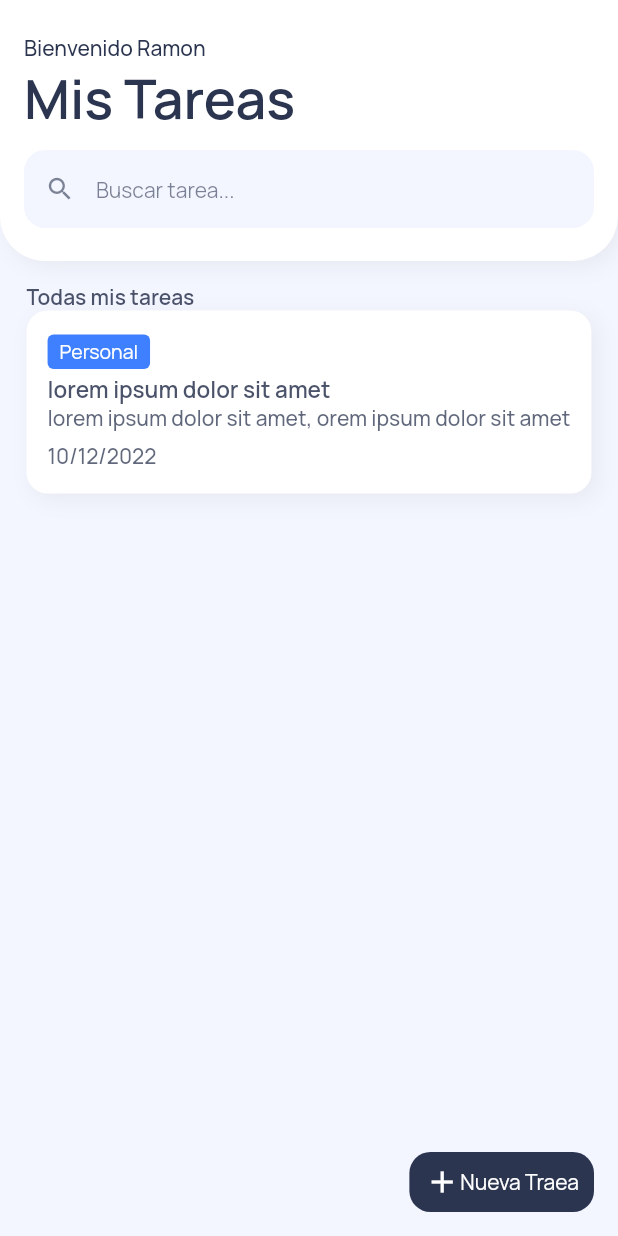
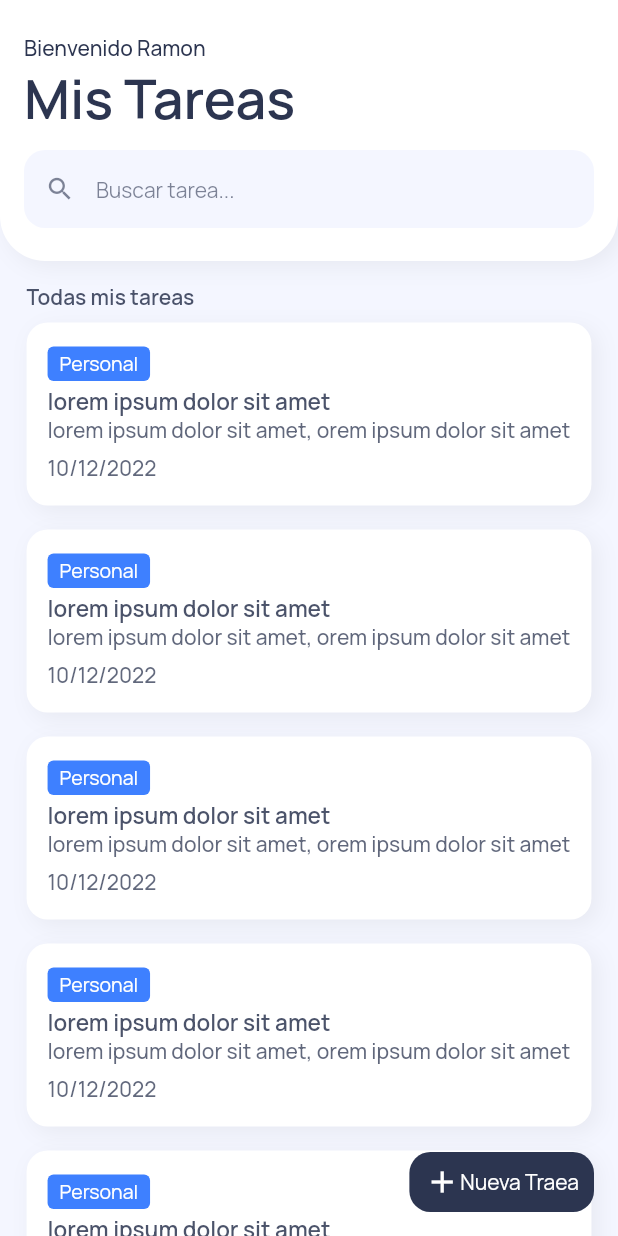
Before and after one commit to Luop98/tasks, a Flutter app: the screen it shows after launch, on a phone screen of 412 x 824 dp. Run offline on Flutter 3.47's test engine with Material 2 defaults, Android fonts, the phone set to English and light mode, and no system bars; our stand-ins replace cloud_firestore, firebase_core, google_fonts; accounts and stored records are empty.

Commit message:
decimo tercer video

```diff
--- a/lib/pages/home_page.dart
+++ b/lib/pages/home_page.dart
@@ -2,6 +2,7 @@ import 'package:cloud_firestore/cloud_firestore.dart';
 import 'package:flutter/material.dart';
 import 'package:tasks/ui/general/colors.dart';
 import 'package:tasks/ui/widgets/general_widget.dart';
+import 'package:tasks/ui/widgets/item_task_widget.dart';
 import 'package:tasks/ui/widgets/textfield_search_widget.dart';
 
 class HomePage extends StatelessWidget {
@@ -98,67 +99,12 @@ class HomePage extends StatelessWidget {
                       color: kBranPrimaryColor.withOpacity(0.85),
                     ),
                   ),
-                  Container(
-                    padding: const EdgeInsets.symmetric(
-                        horizontal: 14.0, vertical: 16.0),
-                    decoration: BoxDecoration(
-                      color: Colors.white,
-                      borderRadius: BorderRadius.circular(14.0),
-                      boxShadow: [
-                        BoxShadow(
-                          color: Colors.black.withOpacity(0.05),
-                          offset: const Offset(4, 4),
-                          blurRadius: 12.0,
-                        ),
-                      ],
-                    ),
-                    child: Column(
-                      crossAxisAlignment: CrossAxisAlignment.start,
-                      children: [
-                        Container(
-                          padding: const EdgeInsets.symmetric(
-                              horizontal: 8.0, vertical: 2.5),
-                          decoration: BoxDecoration(
-                            color: Color(0xff3e80ff),
-                            borderRadius: BorderRadius.circular(4.0),
-                          ),
-                          child: Text(
-                            "Personal",
-                            style: TextStyle(
-                              color: Colors.white,
-                              fontSize: 13.0,
-                            ),
-                          ),
-                        ),
-                        divider3(),
-                        Text(
-                          "lorem ipsum dolor sit amet",
-                          style: TextStyle(
-                            fontSize: 15.0,
-                            fontWeight: FontWeight.w600,
-                            color: kBranPrimaryColor.withOpacity(0.85),
-                          ),
-                        ),
-                        Text(
-                          "lorem ipsum dolor sit amet, orem ipsum dolor sit amet",
-                          style: TextStyle(
-                            fontSize: 14.0,
-                            fontWeight: FontWeight.w500,
-                            color: kBranPrimaryColor.withOpacity(0.75),
-                          ),
-                        ),
-                        divider6(),
-                        Text(
-                          "10/12/2022",
-                          style: TextStyle(
-                            fontSize: 14.0,
-                            fontWeight: FontWeight.w500,
-                            color: kBranPrimaryColor.withOpacity(0.75),
-                          ),
-                        ),
-                      ],
-                    ),
-                  ),
+                  ItemTaskWidget(),
+                  ItemTaskWidget(),
+                  ItemTaskWidget(),
+                  ItemTaskWidget(),
+                  ItemTaskWidget(),
+
                 ],
               ),
             ),
--- a/lib/ui/general/colors.dart
+++ b/lib/ui/general/colors.dart
@@ -3,3 +3,9 @@ import 'dart:ui';
 
 Color kBranPrimaryColor = const Color(0xff2c3550);
 Color kBranSecondaryColor = const Color(0xffF4F6FF);
+
+Map<String, Color> categoryColor ={
+ "Personal": Color(0xff3e80ff),
+ "Trabajo": Color(0xffEF476F),
+ "Otro": Color(0xffFFC300),
+};
--- /dev/null
+++ b/lib/ui/widgets/item_category_widget.dart
@@ -0,0 +1,26 @@
+import 'package:flutter/material.dart';
+import 'package:tasks/ui/general/colors.dart';
+
+class ItemCategoryWidget extends StatelessWidget {
+
+  String text;
+  ItemCategoryWidget({required this.text,});
+
+  @override
+  Widget build(BuildContext context) {
+    return Container(
+            padding: const EdgeInsets.symmetric(horizontal: 8.0, vertical: 2.5),
+            decoration: BoxDecoration(
+              color: categoryColor[text],
+              borderRadius: BorderRadius.circular(4.0),
+            ),
+            child: Text(
+             text,
+              style: TextStyle(
+                color: Colors.white,
+                fontSize: 13.0,
+              ),
+            ),
+          );
+  }
+}
--- /dev/null
+++ b/lib/ui/widgets/item_task_widget.dart
@@ -0,0 +1,63 @@
+import 'package:flutter/material.dart';
+import 'package:tasks/ui/widgets/item_category_widget.dart';
+
+import '../general/colors.dart';
+import 'general_widget.dart';
+
+class ItemTaskWidget extends StatelessWidget {
+  const ItemTaskWidget({super.key});
+
+  @override
+  Widget build(BuildContext context) {
+    return Container(
+      padding:
+      const EdgeInsets.symmetric(horizontal: 14.0, vertical: 16.0),
+      margin: const EdgeInsets.symmetric(vertical: 8.0),
+      decoration: BoxDecoration(
+        color: Colors.white,
+        borderRadius: BorderRadius.circular(14.0),
+        boxShadow: [
+          BoxShadow(
+            color: Colors.black.withOpacity(0.05),
+            offset: const Offset(4, 4),
+            blurRadius: 12.0,
+          ),
+        ],
+      ),
+      child: Column(
+        crossAxisAlignment: CrossAxisAlignment.start,
+        children: [
+          ItemCategoryWidget(
+            text: "Personal",
+          ),
+          divider3(),
+          Text(
+            "lorem ipsum dolor sit amet",
+            style: TextStyle(
+              fontSize: 15.0,
+              fontWeight: FontWeight.w600,
+              color: kBranPrimaryColor.withOpacity(0.85),
+            ),
+          ),
+          Text(
+            "lorem ipsum dolor sit amet, orem ipsum dolor sit amet",
+            style: TextStyle(
+              fontSize: 14.0,
+              fontWeight: FontWeight.w500,
+              color: kBranPrimaryColor.withOpacity(0.75),
+            ),
+          ),
+          divider6(),
+          Text(
+            "10/12/2022",
+            style: TextStyle(
+              fontSize: 14.0,
+              fontWeight: FontWeight.w500,
+              color: kBranPrimaryColor.withOpacity(0.75),
+            ),
+          ),
+        ],
+      ),
+    );
+  }
+}
```
